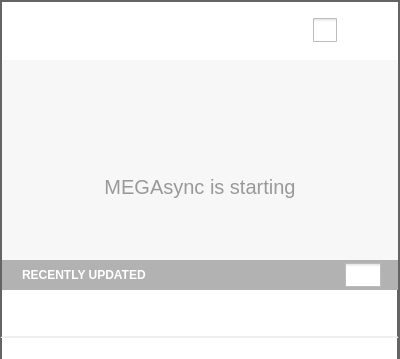
meganz/MEGAsync, file src/MEGASync/gui/linux/InfoDialog.ui: the form before one commit; both pictures show x 0 to 400 and y 0 to 359 of the 400 by 539 pixel window.
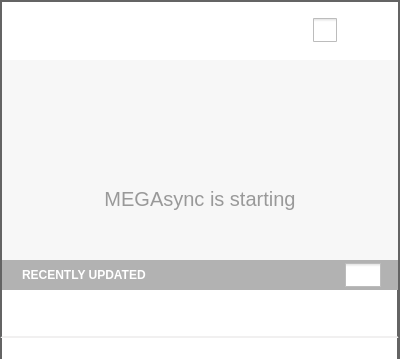
The form after the commit. Icons and pictures are not drawn. Custom widgets are drawn as their Qt base class.

```diff
--- a/src/MEGASync/gui/linux/InfoDialog.ui
+++ b/src/MEGASync/gui/linux/InfoDialog.ui
@@ -531,7 +531,6 @@
 font-size: 20px;
 font-weight: normal;
 color: #999999;
-padding-bottom: 25px;
 }</string>
          </property>
          <property name="text">
```
